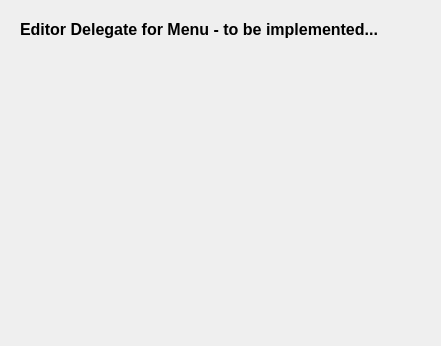
PLLUG-Community-C-Qt-Roadmap/CPPQT-2016-2-CafeMenuEditor, file editordelegate.ui: the form before one commit.
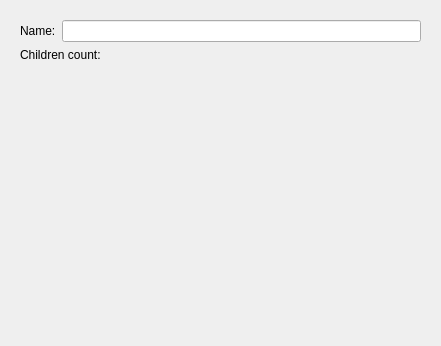
The form after the commit.

Commit message: Task 3. Implemented Menu editor delegate

The edit to the form file:
```diff
--- a/editordelegate.ui
+++ b/editordelegate.ui
@@ -13,7 +13,7 @@
   <property name="windowTitle">
    <string>Form</string>
   </property>
-  <layout class="QVBoxLayout" name="verticalLayout_3">
+  <layout class="QHBoxLayout" name="horizontalLayout_6">
    <item>
     <widget class="QStackedWidget" name="stackedWidget">
      <property name="currentIndex">
@@ -79,13 +79,41 @@
       </layout>
      </widget>
      <widget class="QWidget" name="pageMenu">
+      <property name="enabled">
+       <bool>true</bool>
+      </property>
       <layout class="QVBoxLayout" name="verticalLayout_2">
        <item>
-        <widget class="QLabel" name="label">
-         <property name="text">
-          <string>&lt;html&gt;&lt;head/&gt;&lt;body&gt;&lt;p&gt;&lt;span style=&quot; font-size:12pt; font-weight:600;&quot;&gt;Editor Delegate for Menu - to be implemented...&lt;/span&gt;&lt;/p&gt;&lt;/body&gt;&lt;/html&gt;</string>
-         </property>
-        </widget>
+        <layout class="QHBoxLayout" name="horizontalLayout_4">
+         <item>
+          <widget class="QLabel" name="menuNameLabel">
+           <property name="text">
+            <string>Name:</string>
+           </property>
+          </widget>
+         </item>
+         <item>
+          <widget class="QLineEdit" name="menuNameLineEdit"/>
+         </item>
+        </layout>
+       </item>
+       <item>
+        <layout class="QHBoxLayout" name="horizontalLayout_5">
+         <item>
+          <widget class="QLabel" name="menuCildrenCountLabel">
+           <property name="text">
+            <string>Children count:</string>
+           </property>
+          </widget>
+         </item>
+         <item>
+          <widget class="QLabel" name="menuCountLabel">
+           <property name="text">
+            <string/>
+           </property>
+          </widget>
+         </item>
+        </layout>
        </item>
        <item>
         <spacer name="verticalSpacer_2">
@@ -95,7 +123,7 @@
          <property name="sizeHint" stdset="0">
           <size>
            <width>20</width>
-           <height>241</height>
+           <height>258</height>
           </size>
          </property>
         </spacer>
```
The commit also changes 1 other file.
